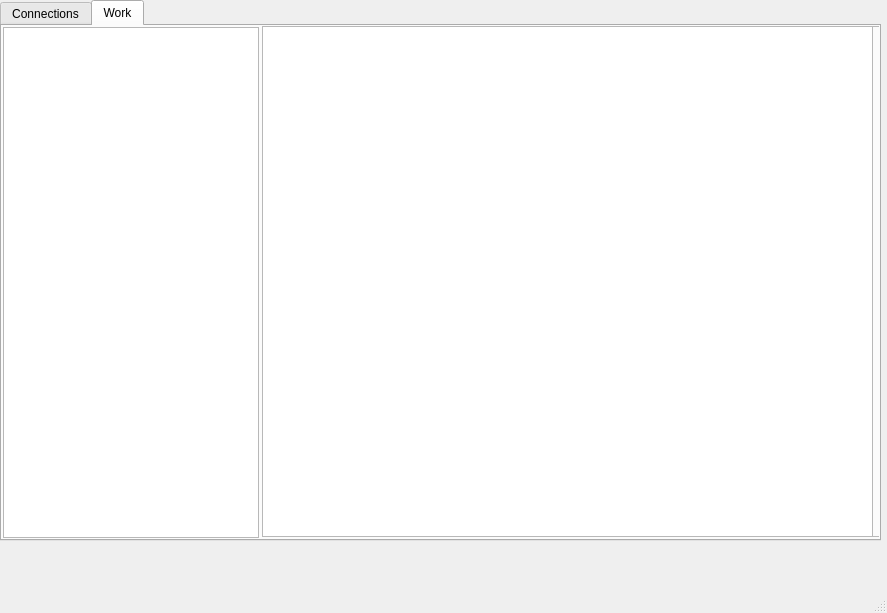
Old version of the form mainwindow.ui in the repository nghtsnw/etrodiag.
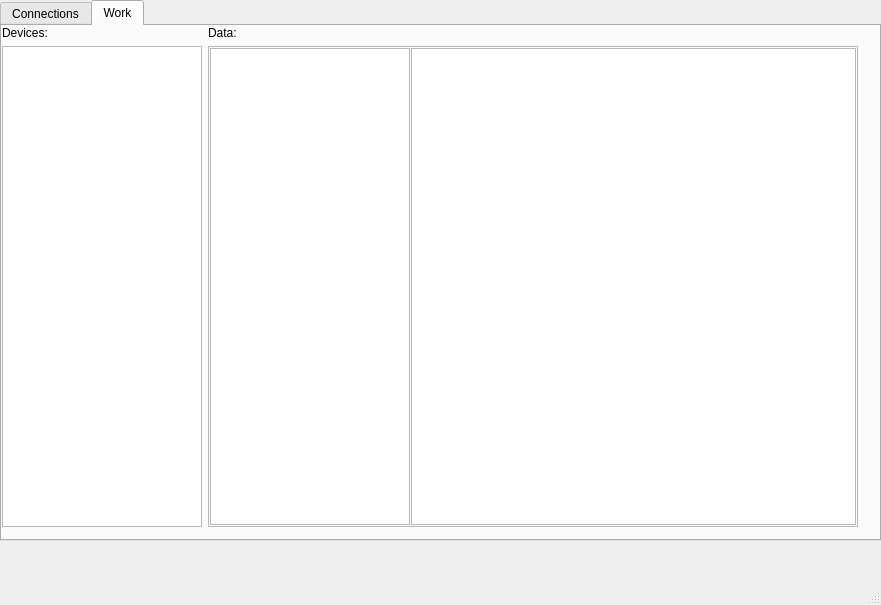
New version of the form.

Patch:
```diff
--- a/mainwindow.ui
+++ b/mainwindow.ui
@@ -6,8 +6,8 @@
    <rect>
     <x>0</x>
     <y>0</y>
-    <width>887</width>
-    <height>613</height>
+    <width>881</width>
+    <height>605</height>
    </rect>
   </property>
   <property name="sizePolicy">
@@ -41,53 +41,138 @@
       <height>541</height>
      </size>
     </property>
+    <property name="tabPosition">
+     <enum>QTabWidget::North</enum>
+    </property>
+    <property name="tabShape">
+     <enum>QTabWidget::Rounded</enum>
+    </property>
     <property name="currentIndex">
      <number>1</number>
     </property>
+    <property name="elideMode">
+     <enum>Qt::ElideNone</enum>
+    </property>
+    <property name="documentMode">
+     <bool>false</bool>
+    </property>
+    <property name="tabsClosable">
+     <bool>false</bool>
+    </property>
+    <property name="movable">
+     <bool>false</bool>
+    </property>
+    <property name="tabBarAutoHide">
+     <bool>true</bool>
+    </property>
     <widget class="QWidget" name="tab_connections">
      <attribute name="title">
       <string>Connections</string>
      </attribute>
     </widget>
     <widget class="QWidget" name="tab_work">
+     <property name="maximumSize">
+      <size>
+       <width>877</width>
+       <height>503</height>
+      </size>
+     </property>
      <attribute name="title">
       <string>Work</string>
      </attribute>
-     <widget class="QListView" name="devArea">
+     <widget class="QWidget" name="horizontalLayoutWidget">
       <property name="geometry">
        <rect>
-        <x>1</x>
-        <y>1</y>
-        <width>256</width>
-        <height>511</height>
-       </rect>
-      </property>
-     </widget>
-     <widget class="QFrame" name="rightFrame">
-      <property name="geometry">
-       <rect>
-        <x>260</x>
+        <x>0</x>
         <y>0</y>
-        <width>621</width>
-        <height>511</height>
+        <width>881</width>
+        <height>501</height>
        </rect>
       </property>
-      <property name="frameShape">
-       <enum>QFrame::StyledPanel</enum>
-      </property>
-      <property name="frameShadow">
-       <enum>QFrame::Raised</enum>
-      </property>
-      <widget class="QPlainTextEdit" name="logArea">
-       <property name="geometry">
-        <rect>
-         <x>0</x>
-         <y>0</y>
-         <width>611</width>
-         <height>511</height>
-        </rect>
+      <layout class="QGridLayout" name="gridLayout">
+       <property name="sizeConstraint">
+        <enum>QLayout::SetMaximumSize</enum>
        </property>
-      </widget>
+       <item row="1" column="2">
+        <widget class="QFrame" name="rightFrame">
+         <property name="maximumSize">
+          <size>
+           <width>650</width>
+           <height>496</height>
+          </size>
+         </property>
+         <property name="frameShape">
+          <enum>QFrame::StyledPanel</enum>
+         </property>
+         <property name="frameShadow">
+          <enum>QFrame::Sunken</enum>
+         </property>
+         <layout class="QHBoxLayout" name="horizontalLayout">
+          <property name="spacing">
+           <number>1</number>
+          </property>
+          <property name="leftMargin">
+           <number>1</number>
+          </property>
+          <property name="topMargin">
+           <number>1</number>
+          </property>
+          <property name="rightMargin">
+           <number>1</number>
+          </property>
+          <property name="bottomMargin">
+           <number>1</number>
+          </property>
+          <item>
+           <widget class="QTreeView" name="valueArea">
+            <property name="maximumSize">
+             <size>
+              <width>200</width>
+              <height>16777215</height>
+             </size>
+            </property>
+           </widget>
+          </item>
+          <item>
+           <widget class="QPlainTextEdit" name="logArea"/>
+          </item>
+         </layout>
+        </widget>
+       </item>
+       <item row="0" column="0">
+        <widget class="QLabel" name="label">
+         <property name="text">
+          <string>Devices:</string>
+         </property>
+        </widget>
+       </item>
+       <item row="1" column="0">
+        <widget class="QListView" name="devArea">
+         <property name="enabled">
+          <bool>true</bool>
+         </property>
+         <property name="sizePolicy">
+          <sizepolicy hsizetype="Expanding" vsizetype="Expanding">
+           <horstretch>0</horstretch>
+           <verstretch>0</verstretch>
+          </sizepolicy>
+         </property>
+         <property name="maximumSize">
+          <size>
+           <width>200</width>
+           <height>16777215</height>
+          </size>
+         </property>
+        </widget>
+       </item>
+       <item row="0" column="2">
+        <widget class="QLabel" name="label_2">
+         <property name="text">
+          <string>Data:</string>
+         </property>
+        </widget>
+       </item>
+      </layout>
      </widget>
     </widget>
    </widget>
```
Left out of the diff: 8 changed lines with no effect on the pictures.
